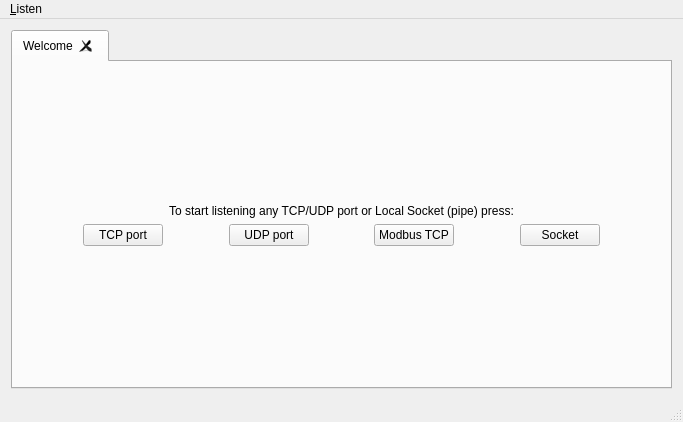
Qt form PLDesk/mainwindow.ui (khomchenkovaa/PortListener) before a commit.
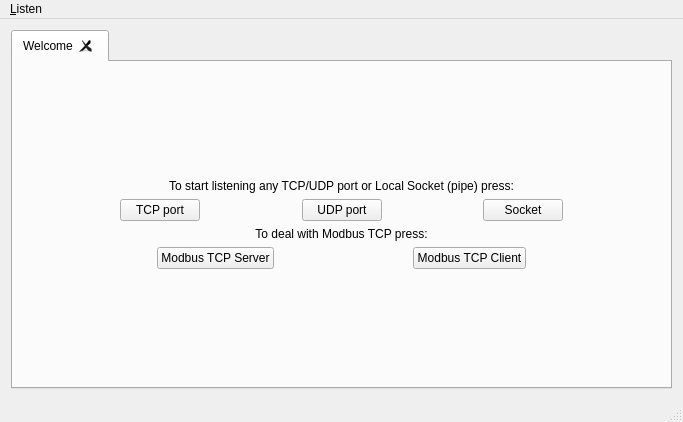
The same form after that commit.

Commit message: [ADD] Modbus TCP Client init

Diff of the .ui file:
```diff
--- a/PLDesk/mainwindow.ui
+++ b/PLDesk/mainwindow.ui
@@ -93,26 +93,6 @@
             </property>
            </widget>
           </item>
-          <item>
-           <spacer name="horizontalSpacer_3">
-            <property name="orientation">
-             <enum>Qt::Horizontal</enum>
-            </property>
-            <property name="sizeHint" stdset="0">
-             <size>
-              <width>40</width>
-              <height>20</height>
-             </size>
-            </property>
-           </spacer>
-          </item>
-          <item>
-           <widget class="QPushButton" name="btnModbus">
-            <property name="text">
-             <string>Modbus TCP</string>
-            </property>
-           </widget>
-          </item>
           <item>
            <spacer name="horizontalSpacer_5">
             <property name="orientation">
@@ -148,6 +128,73 @@
           </item>
          </layout>
         </item>
+        <item>
+         <widget class="QLabel" name="lblAboutModbus">
+          <property name="text">
+           <string>To deal with Modbus TCP press:</string>
+          </property>
+          <property name="alignment">
+           <set>Qt::AlignCenter</set>
+          </property>
+         </widget>
+        </item>
+        <item>
+         <layout class="QHBoxLayout" name="horizontalLayout_2">
+          <item>
+           <spacer name="horizontalSpacer_3">
+            <property name="orientation">
+             <enum>Qt::Horizontal</enum>
+            </property>
+            <property name="sizeHint" stdset="0">
+             <size>
+              <width>40</width>
+              <height>20</height>
+             </size>
+            </property>
+           </spacer>
+          </item>
+          <item>
+           <widget class="QPushButton" name="btnModbusTcpServer">
+            <property name="text">
+             <string>Modbus TCP Server</string>
+            </property>
+           </widget>
+          </item>
+          <item>
+           <spacer name="horizontalSpacer_6">
+            <property name="orientation">
+             <enum>Qt::Horizontal</enum>
+            </property>
+            <property name="sizeHint" stdset="0">
+             <size>
+              <width>40</width>
+              <height>20</height>
+             </size>
+            </property>
+           </spacer>
+          </item>
+          <item>
+           <widget class="QPushButton" name="btnModbusTcpClient">
+            <property name="text">
+             <string>Modbus TCP Client</string>
+            </property>
+           </widget>
+          </item>
+          <item>
+           <spacer name="horizontalSpacer_7">
+            <property name="orientation">
+             <enum>Qt::Horizontal</enum>
+            </property>
+            <property name="sizeHint" stdset="0">
+             <size>
+              <width>40</width>
+              <height>20</height>
+             </size>
+            </property>
+           </spacer>
+          </item>
+         </layout>
+        </item>
         <item>
          <spacer name="verticalSpacer_2">
           <property name="orientation">
```
Left out of the diff: 13 changed lines with no effect on the pictures. The commit also changes 7 other files.
